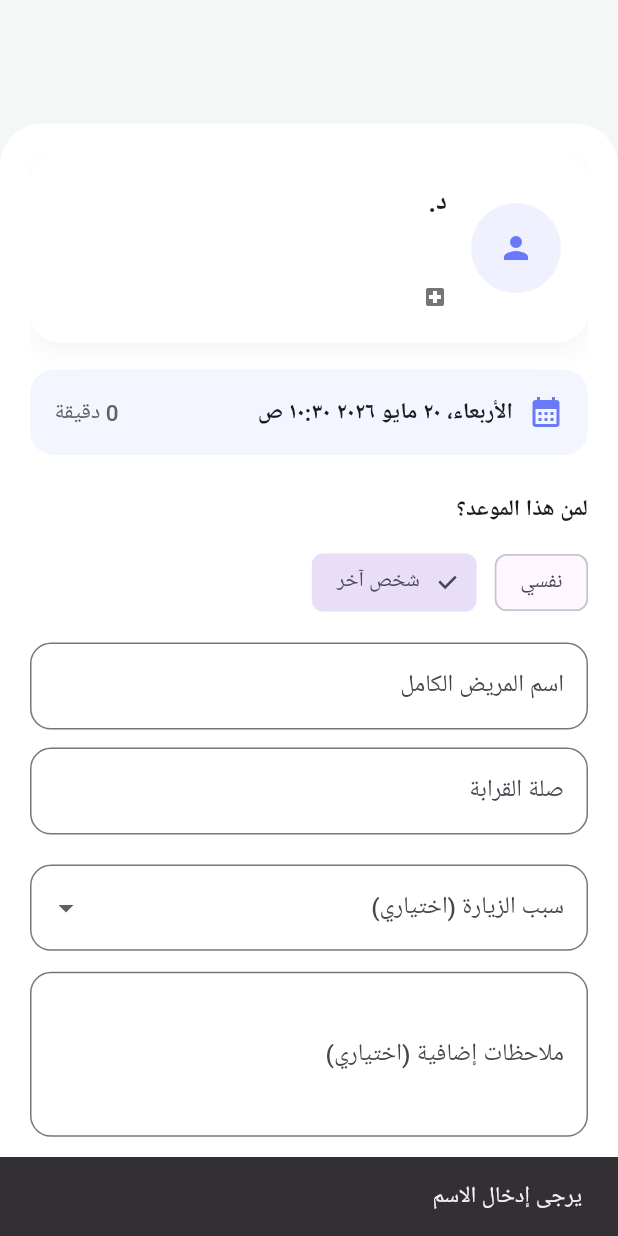
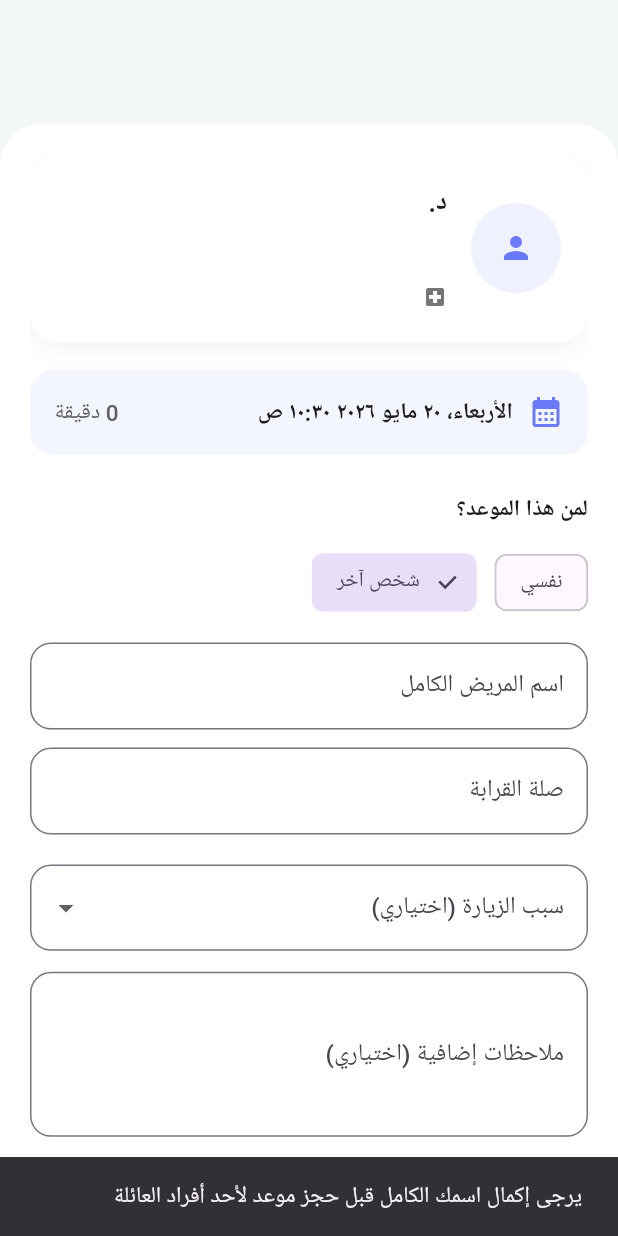
Before and after one commit to mazinabed/TrustyDr-pwa, a Flutter app: the ConfirmBookingModal widget shown alone on an empty page, opened directly with empty values, after a tap on "شخص آخر", after a tap on "احجز موعدًا", on a phone screen of 412 x 824 dp. Run offline on Flutter 3.47's test engine with Material 3 defaults, Android fonts, the phone set to English and light mode, and no system bars; our stand-ins replace cloud_firestore, dropdown_button2, easy_localization, firebase_auth, firebase_core, firebase_storage and 12 more; missing offline and left inert: dart:html, dart:js_interop; accounts and stored records are empty; Roboto replaces fonts that are missing (Cairo).

Commit message:
Add production-ready patient identity validation
Implemented centralized PatientIdentityValidator for booking safety and immutable appointment protection.

* Added shared patient identity validator rejecting null, blank, short, non-letter, and placeholder names (EN/AR/KU)
* Removed unsafe 'Patient' fallback from confirm booking flow
* Enforced validated booker identity for both self and family bookings
* Added defensive AppointmentBuilder validation before Firestore writes
* Snapshotted responsible account holder phone for both self and relative bookings
* Fixed bookedByName placeholder leakage into appointment documents
* Preserved immutable snapshot architecture with zero new Firestore reads and no schema changes

```diff
--- a/lib/l10n/ar.json
+++ b/lib/l10n/ar.json
@@ -81,6 +81,7 @@
   "full_name": "الاسم الكامل",
   "enter_full_name": "أدخل اسمك الكامل",
   "full_name_required": "يرجى إدخال الاسم",
+  "profile_name_required_for_family": "يرجى إكمال اسمك الكامل قبل حجز موعد لأحد أفراد العائلة",
 
   "email_address": "البريد الإلكتروني",
   "email_required": "يرجى إدخال البريد الإلكتروني",
--- a/lib/l10n/en.json
+++ b/lib/l10n/en.json
@@ -70,6 +70,7 @@
   "full_name": "Full Name",
   "enter_full_name": "Enter your full name",
   "full_name_required": "Please enter your name",
+  "profile_name_required_for_family": "Please complete your profile name before booking for family members.",
 
   "email_address": "Email Address",
   "email_required": "Enter your email",
--- a/lib/l10n/ku-IQ.json
+++ b/lib/l10n/ku-IQ.json
@@ -79,6 +79,7 @@
   "full_name": "ناوی تەواو",
   "enter_full_name": "ناوی تەواوی خۆت بنووسە",
   "full_name_required": "تکایە ناوت بنووسە",
+  "profile_name_required_for_family": "تکایە ناوی تەواوت تۆمار بکە پێش ئەوەی بۆ ئەندامێکی خێزان نۆبە بگرەیت",
 
   "email_address": "ئیمەیڵ",
   "email_required": "ئیمەیڵ بنووسە",
--- a/lib/pages/patient/confirm_booking_modal.dart
+++ b/lib/pages/patient/confirm_booking_modal.dart
@@ -512,7 +512,7 @@ class _ConfirmBookingModalState extends State<ConfirmBookingModal> {
         if (!mounted) return;
       } else {
         ScaffoldMessenger.of(context).showSnackBar(
-          SnackBar(content: Text('full_name_required'.tr())),
+          SnackBar(content: Text('profile_name_required_for_family'.tr())),
         );
         return;
       }
```
